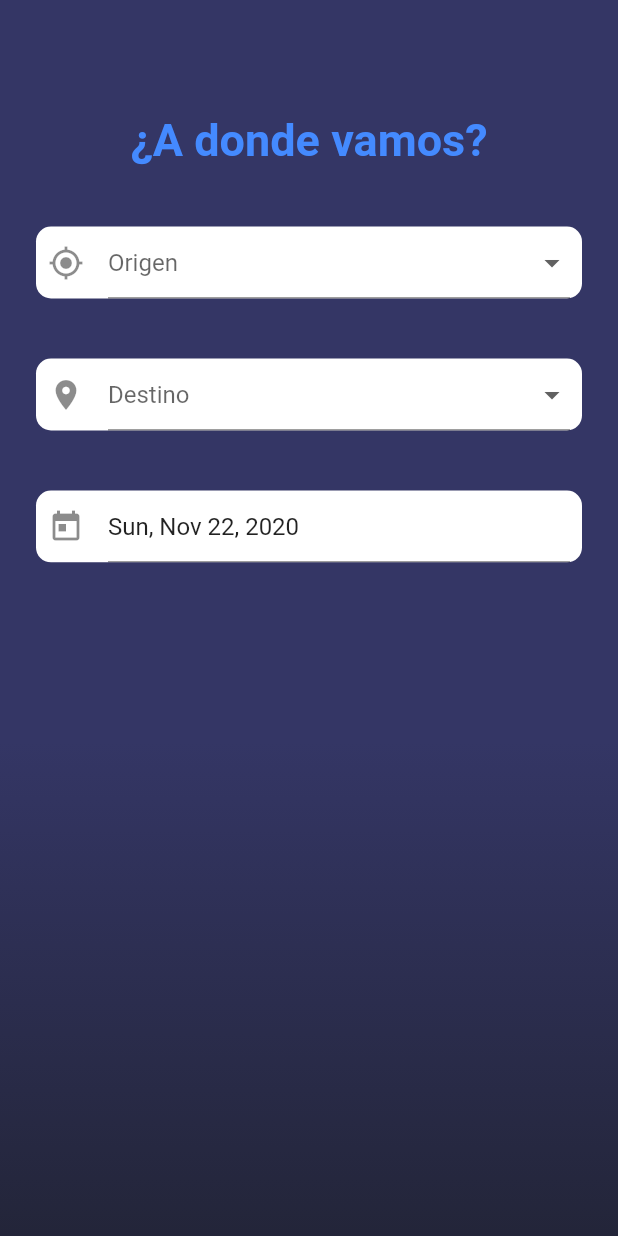
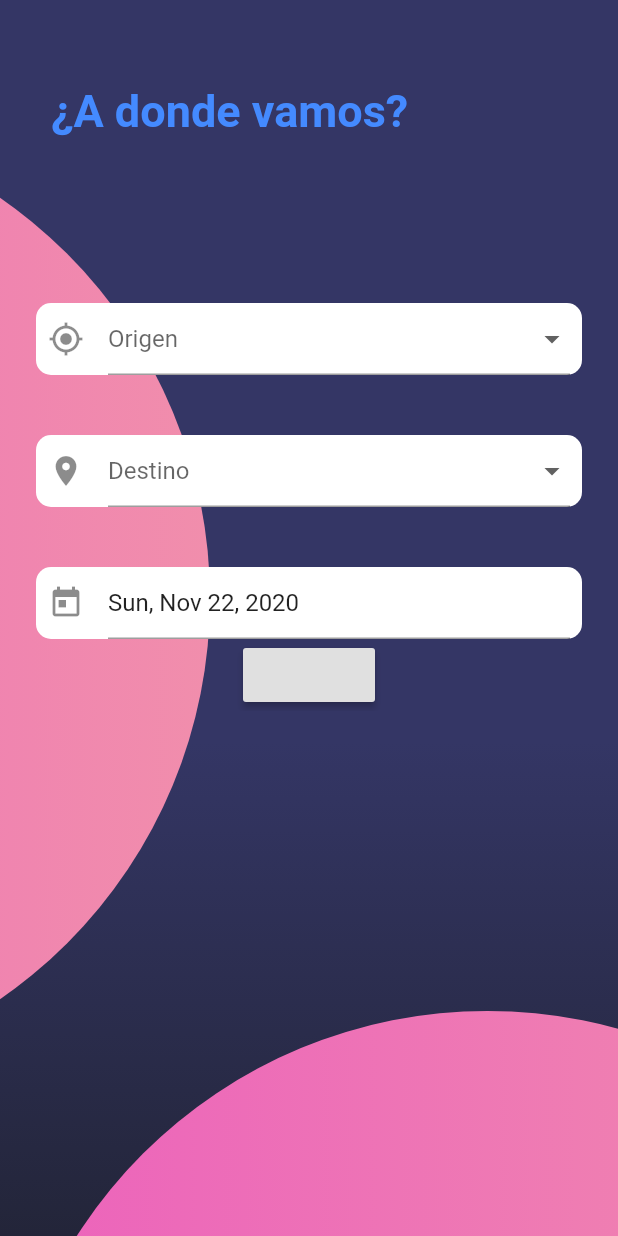
Before and after one commit to FredeHG/ecoTravel, a Flutter app: the BuyPage screen opened by its route, on a phone screen of 412 x 824 dp. Run offline on Flutter 3.47's test engine with Material 2 defaults, Android fonts, the phone set to English and light mode, and no system bars; our stand-ins replace google_maps_flutter, qr_flutter, sqflite; missing offline and left inert: mercado_pago_mobile_checkout, qrcode_reader; accounts and stored records are empty.

```diff
--- a/app/lib/src/pages/buy_page.dart
+++ b/app/lib/src/pages/buy_page.dart
@@ -3,6 +3,8 @@ import 'package:flutter/material.dart';
 import 'package:flutter/services.dart';
 import 'package:intl/intl.dart';
 import 'package:intl/date_symbol_data_local.dart';
+
+import 'package:mercado_pago_mobile_checkout/mercado_pago_mobile_checkout.dart';
 
 class BuyPage extends StatefulWidget {
   @override
@@ -29,6 +31,7 @@ class _BuyPageState extends State<BuyPage> {
             _titulos(),
             _form(),
             _calendar(),
+            _boton(),
           ],
         ),
       ),
@@ -36,17 +39,11 @@ class _BuyPageState extends State<BuyPage> {
   }
 
   Widget _titulos() {
-    return Container(
-      padding: EdgeInsets.all(30.0),
-      child: Column(
-        crossAxisAlignment: CrossAxisAlignment.start,
-        children: [
-          Text(
-            '¿A donde vamos?',
-            style: TextStyle(color: Colors.blueAccent, fontSize: 30.0, fontWeight: FontWeight.bold),
-          ),
-          SizedBox(height: 10.0),
-        ],
+    return ListTile(
+      contentPadding: EdgeInsets.only(bottom: 100.0, left: 10),
+      title: Text(
+        '¿A donde vamos?',
+        style: TextStyle(color: Colors.blueAccent, fontSize: 30.0, fontWeight: FontWeight.bold),
       ),
     );
   }
@@ -137,4 +134,13 @@ class _BuyPageState extends State<BuyPage> {
       ),
     );
   }
+
+  Widget _boton() {
+    return RaisedButton(
+      onPressed: () {
+        MercadoPagoMobileCheckout.startCheckout(
+            'TEST-aa0ed958-9b92-4167-85f8-2e8de98f1762', '137450911-da6b7350-00e5-47c3-9476-0f3fe0983ff9');
+      },
+    );
+  }
 }
--- a/app/lib/src/templates/ContentTemplate.dart
+++ b/app/lib/src/templates/ContentTemplate.dart
@@ -1,3 +1,5 @@
+import 'dart:math';
+
 import 'package:app/src/helper/gradiente.dart';
 import 'package:flutter/material.dart';
 
@@ -13,6 +15,20 @@ class ContentTemplate extends StatefulWidget {
 class _ContentTemplateState extends State<ContentTemplate> {
   final EdgeInsets formScreenTopPadding = EdgeInsets.only(top: 46, left: 24, right: 24);
 
+  final pelota = Container(
+    height: 650.0,
+    width: 650.0,
+    decoration: BoxDecoration(
+      shape: BoxShape.circle,
+      gradient: LinearGradient(
+        colors: [
+          Color.fromRGBO(236, 98, 188, 1.0),
+          Color.fromRGBO(241, 142, 172, 1.0),
+        ],
+      ),
+    ),
+  );
+
   @override
   Widget build(BuildContext context) {
     return Scaffold(
@@ -20,6 +36,8 @@ class _ContentTemplateState extends State<ContentTemplate> {
         child: Stack(
           children: [
             getGradiente(),
+            Positioned(left: -510.0, bottom: 100.0, child: pelota),
+            Positioned(bottom: -500, child: pelota),
             ClipRRect(
               borderRadius: BorderRadius.only(topLeft: Radius.circular(50), topRight: Radius.circular(50)),
               child: SingleChildScrollView(
--- a/app/pubspec.yaml
+++ b/app/pubspec.yaml
@@ -35,6 +35,8 @@ dependencies:
     git: https://github.com/bcko/flutter_qrcode_reader.git
   sqflite: ^1.3.0
   qr_flutter: ^3.1.0
+  mercado_pago_mobile_checkout: ^0.0.2
+  google_maps_flutter: ^1.0.6
 
 dev_dependencies:
   flutter_test:
```
Also changed, not shown: app/lib/main.dart (+6 -1 lines), app/lib/src/pages/inicio_page.dart (+12 -10 lines), app/lib/src/pages/maps_page.dart (added, +30 -0 lines), app/pubspec.lock, 2 other files.
